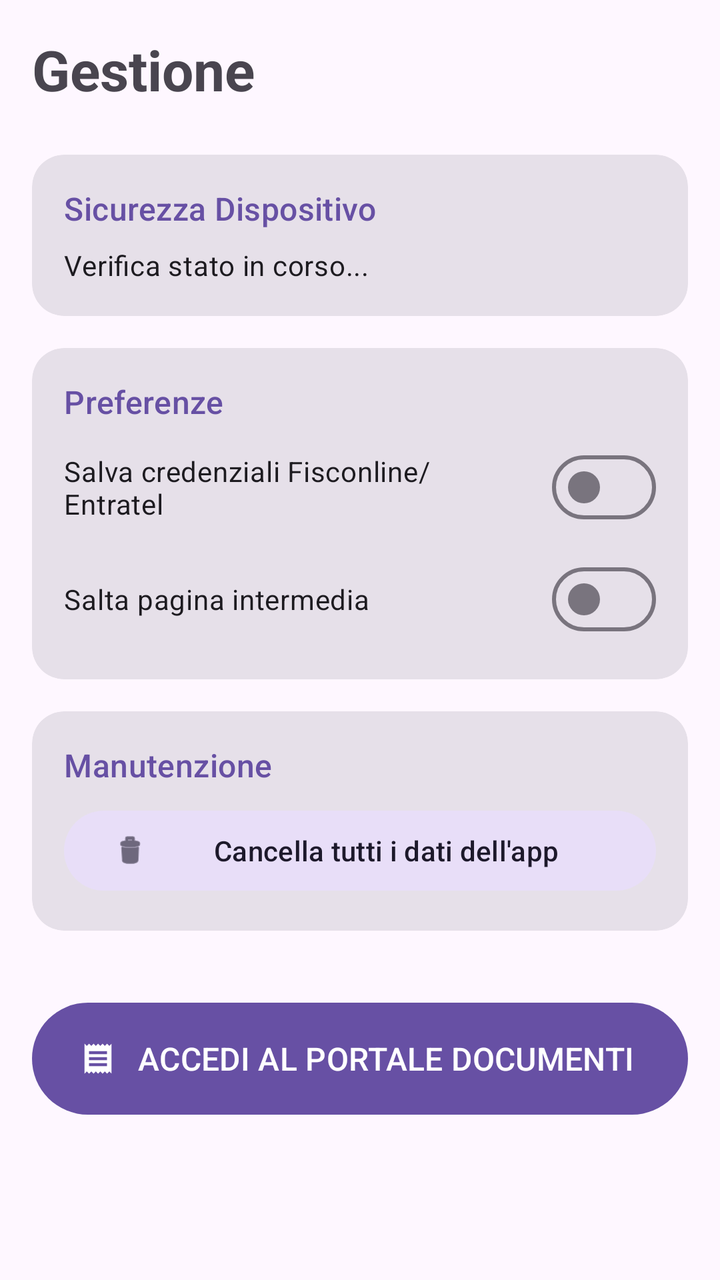
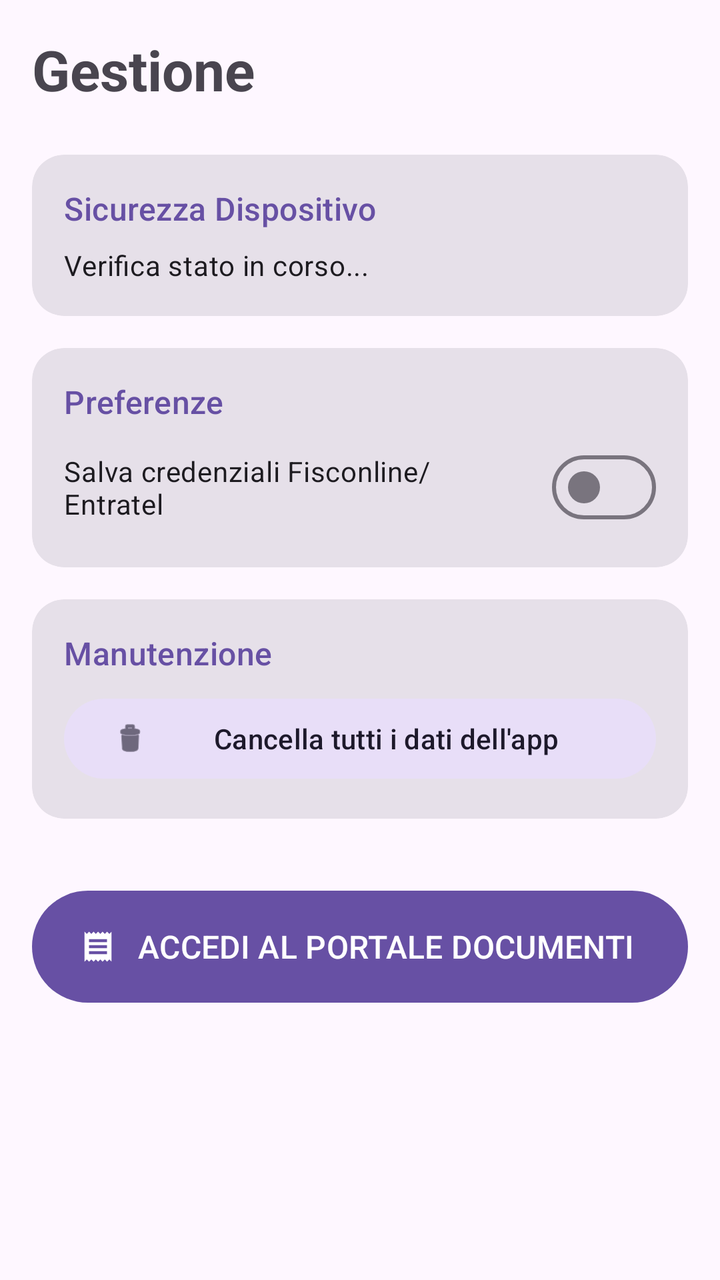

Before-and-after screenshots of an Android layout around one commit, followed by the original layout XML and the change that was made.
<!-- AndroidManifest.xml: application theme Theme.RicevappDocumentoCommerciale -->
<!-- res/layout/fragment_settings.xml -->
<?xml version="1.0" encoding="utf-8"?>
<androidx.core.widget.NestedScrollView xmlns:android="http://schemas.android.com/apk/res/android"
    xmlns:app="http://schemas.android.com/apk/res-auto"
    xmlns:tools="http://schemas.android.com/tools"
    android:layout_width="match_parent"
    android:layout_height="match_parent"
    android:background="?android:attr/colorBackground"
    android:clickable="true"
    android:focusable="true">

    <androidx.constraintlayout.widget.ConstraintLayout
        android:layout_width="match_parent"
        android:layout_height="wrap_content"
        android:padding="16dp">

        <TextView
            android:id="@+id/settings_title"
            android:layout_width="wrap_content"
            android:layout_height="wrap_content"
            android:text="Gestione"
            android:textSize="28sp"
            android:textStyle="bold"
            app:layout_constraintStart_toStartOf="parent"
            app:layout_constraintTop_toTopOf="parent" />

        
        <com.google.android.material.card.MaterialCardView
            android:id="@+id/security_card"
            style="?attr/materialCardViewFilledStyle"
            android:layout_width="match_parent"
            android:layout_height="wrap_content"
            android:layout_marginTop="24dp"
            app:cardCornerRadius="16dp"
            app:layout_constraintTop_toBottomOf="@id/settings_title">

            <LinearLayout
                android:layout_width="match_parent"
                android:layout_height="wrap_content"
                android:orientation="vertical"
                android:padding="16dp">

                <TextView
                    android:layout_width="wrap_content"
                    android:layout_height="wrap_content"
                    android:text="Sicurezza Dispositivo"
                    android:textAppearance="?attr/textAppearanceTitleMedium"
                    android:textColor="?attr/colorPrimary" />

                <TextView
                    android:id="@+id/security_status_text"
                    android:layout_width="wrap_content"
                    android:layout_height="wrap_content"
                    android:layout_marginTop="8dp"
                    android:text="Verifica stato in corso..."
                    android:textAppearance="?attr/textAppearanceBodyMedium" />
            </LinearLayout>
        </com.google.android.material.card.MaterialCardView>

        
        <com.google.android.material.card.MaterialCardView
            android:id="@+id/preferences_card"
            style="?attr/materialCardViewFilledStyle"
            android:layout_width="match_parent"
            android:layout_height="wrap_content"
            android:layout_marginTop="16dp"
            app:cardCornerRadius="16dp"
            app:layout_constraintTop_toBottomOf="@id/security_card">

            <LinearLayout
                android:layout_width="match_parent"
                android:layout_height="wrap_content"
                android:orientation="vertical"
                android:padding="16dp">

                <TextView
                    android:layout_width="wrap_content"
                    android:layout_height="wrap_content"
                    android:text="Preferenze"
                    android:textAppearance="?attr/textAppearanceTitleMedium"
                    android:textColor="?attr/colorPrimary" />

                <com.google.android.material.materialswitch.MaterialSwitch
                    android:id="@+id/save_credentials_switch"
                    android:layout_width="match_parent"
                    android:layout_height="wrap_content"
                    android:layout_marginTop="8dp"
                    android:text="Salva credenziali Fisconline/Entratel" />

                <com.google.android.material.materialswitch.MaterialSwitch
                    android:id="@+id/skip_page_switch"
                    android:layout_width="match_parent"
                    android:layout_height="wrap_content"
                    android:layout_marginTop="8dp"
                    android:text="Salta pagina intermedia" />
            </LinearLayout>
        </com.google.android.material.card.MaterialCardView>

        
        <com.google.android.material.card.MaterialCardView
            android:id="@+id/maintenance_card"
            style="?attr/materialCardViewFilledStyle"
            android:layout_width="match_parent"
            android:layout_height="wrap_content"
            android:layout_marginTop="16dp"
            app:cardCornerRadius="16dp"
            app:layout_constraintTop_toBottomOf="@id/preferences_card">

            <LinearLayout
                android:layout_width="match_parent"
                android:layout_height="wrap_content"
                android:orientation="vertical"
                android:padding="16dp">

                <TextView
                    android:layout_width="wrap_content"
                    android:layout_height="wrap_content"
                    android:text="Manutenzione"
                    android:textAppearance="?attr/textAppearanceTitleMedium"
                    android:textColor="?attr/colorPrimary" />

                <Button
                    android:id="@+id/clear_data_button"
                    style="@style/Widget.Material3.Button.TonalButton"
                    android:layout_width="match_parent"
                    android:layout_height="wrap_content"
                    android:layout_marginTop="8dp"
                    android:text="Cancella tutti i dati dell'app"
                    app:icon="@android:drawable/ic_menu_delete" />
            </LinearLayout>
        </com.google.android.material.card.MaterialCardView>

        
        <Button
            android:id="@+id/go_to_documents_button"
            android:layout_width="match_parent"
            android:layout_height="64dp"
            android:layout_marginTop="32dp"
            android:layout_marginBottom="32dp"
            android:text="ACCEDI AL PORTALE DOCUMENTI"
            android:textSize="16sp"
            app:icon="@drawable/ic_receipt"
            app:layout_constraintTop_toBottomOf="@id/maintenance_card"
            app:layout_constraintBottom_toBottomOf="parent"/>

    </androidx.constraintlayout.widget.ConstraintLayout>
</androidx.core.widget.NestedScrollView>
<!-- resources referenced by this layout -->
<resources>
  <!-- drawable ic_receipt (drawable) -->
  <vector xmlns:android="http://schemas.android.com/apk/res/android"
      android:width="24dp"
      android:height="24dp"
      android:viewportWidth="24"
      android:viewportHeight="24"
      android:tint="?attr/colorControlNormal">
      <path
          android:fillColor="@android:color/white"
          android:pathData="M18,17H6v-2h12V17zM18,13H6v-2h12V13zM18,9H6V7h12V9zM3,22l1.5-1.5L6,22l1.5-1.5L9,22l1.5-1.5L12,22l1.5-1.5L15,22l1.5-1.5L18,22l1.5-1.5L21,22V2l-1.5,1.5L18,2l-1.5,1.5L15,2l-1.5,1.5L12,2l-1.5,1.5L9,2L7.5,3.5L6,2L4.5,3.5L3,2V22z"/>
  </vector>
  <style name="Theme.RicevappDocumentoCommerciale" parent="Base.Theme.RicevappDocumentoCommerciale" />
  <style name="Base.Theme.RicevappDocumentoCommerciale" parent="Theme.Material3.DayNight.NoActionBar">
          
          
      </style>
</resources>

<!-- the commit's change to res/layout/fragment_settings.xml (unified diff, before → after) -->
@@ -85,13 +85,6 @@
                     android:layout_height="wrap_content"
                     android:layout_marginTop="8dp"
                     android:text="Salva credenziali Fisconline/Entratel" />
-
-                <com.google.android.material.materialswitch.MaterialSwitch
-                    android:id="@+id/skip_page_switch"
-                    android:layout_width="match_parent"
-                    android:layout_height="wrap_content"
-                    android:layout_marginTop="8dp"
-                    android:text="Salta pagina intermedia" />
             </LinearLayout>
         </com.google.android.material.card.MaterialCardView>
 
